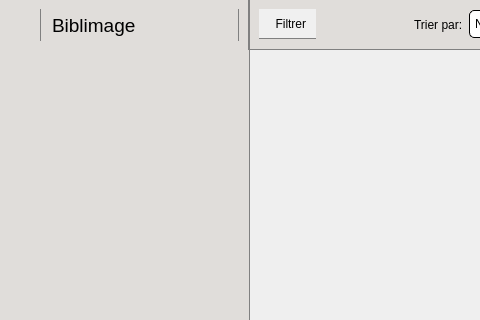
This is app/mainwindow.ui in baptistegasser/Bibliotheque_Photo as Qt 5 draws it before an edit; both pictures show x 0 to 480 and y 0 to 320 of the 913 by 628 pixel window. The edited form follows.
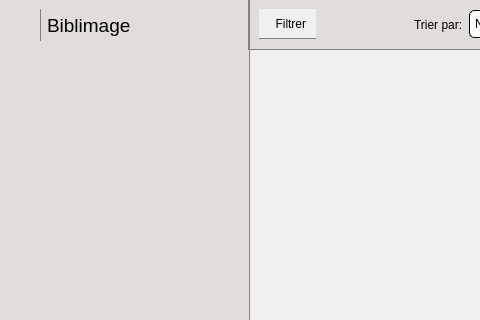
This is the edited form. Icons and pictures are not drawn. Custom widgets are drawn as their Qt base class.

```diff
--- a/app/mainwindow.ui
+++ b/app/mainwindow.ui
@@ -142,6 +142,9 @@
                   <pointsize>14</pointsize>
                  </font>
                 </property>
+                <property name="styleSheet">
+                 <string notr="true">border: none;</string>
+                </property>
                 <property name="frameShape">
                  <enum>QFrame::NoFrame</enum>
                 </property>
```
Left out of the diff: 3 changed lines with no effect on the pictures.
